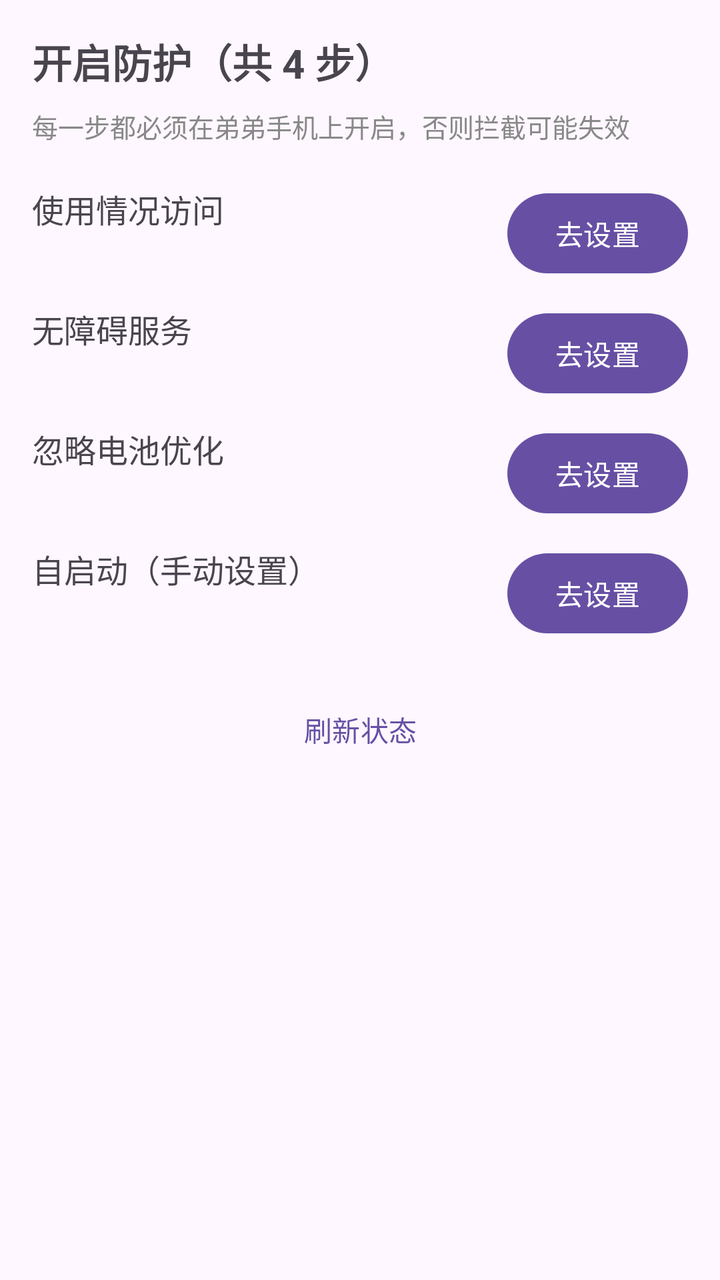
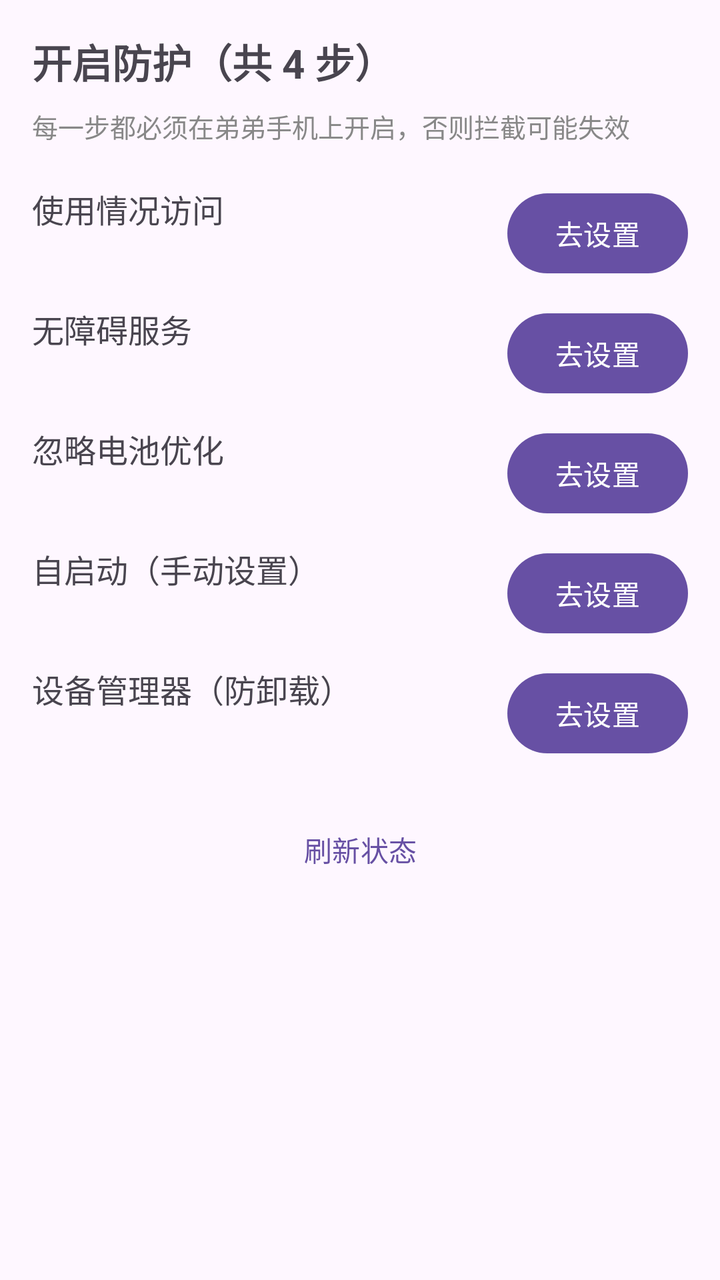

Screens rendered from an Android XML layout before and after an edit, with the pre-edit source and the edit as a unified diff.
<!-- AndroidManifest.xml: application theme Theme.PhoneGuard -->
<!-- res/layout/activity_guide.xml -->
<?xml version="1.0" encoding="utf-8"?>
<ScrollView xmlns:android="http://schemas.android.com/apk/res/android"
    android:layout_width="match_parent"
    android:layout_height="match_parent">

    <LinearLayout
        android:layout_width="match_parent"
        android:layout_height="wrap_content"
        android:orientation="vertical"
        android:padding="16dp">

        <TextView
            android:layout_width="wrap_content"
            android:layout_height="wrap_content"
            android:text="@string/guide_title"
            android:textSize="20sp"
            android:textStyle="bold" />

        <TextView
            android:layout_width="match_parent"
            android:layout_height="wrap_content"
            android:layout_marginTop="8dp"
            android:text="@string/guide_subtitle"
            android:textSize="13sp"
            android:textColor="#888888" />

        
        <LinearLayout
            android:layout_width="match_parent"
            android:layout_height="wrap_content"
            android:layout_marginTop="20dp"
            android:orientation="horizontal">

            <LinearLayout
                android:layout_width="0dp"
                android:layout_height="wrap_content"
                android:layout_weight="1"
                android:orientation="vertical">

                <TextView
                    android:layout_width="wrap_content"
                    android:layout_height="wrap_content"
                    android:text="@string/guide_usage"
                    android:textSize="16sp" />

                <TextView
                    android:id="@+id/tvUsage"
                    android:layout_width="wrap_content"
                    android:layout_height="wrap_content"
                    android:textSize="13sp" />
            </LinearLayout>

            <com.google.android.material.button.MaterialButton
                android:id="@+id/btnUsage"
                android:layout_width="wrap_content"
                android:layout_height="wrap_content"
                android:text="@string/guide_go" />
        </LinearLayout>

        
        <LinearLayout
            android:layout_width="match_parent"
            android:layout_height="wrap_content"
            android:layout_marginTop="12dp"
            android:orientation="horizontal">

            <LinearLayout
                android:layout_width="0dp"
                android:layout_height="wrap_content"
                android:layout_weight="1"
                android:orientation="vertical">

                <TextView
                    android:layout_width="wrap_content"
                    android:layout_height="wrap_content"
                    android:text="@string/guide_accessibility"
                    android:textSize="16sp" />

                <TextView
                    android:id="@+id/tvAccessibility"
                    android:layout_width="wrap_content"
                    android:layout_height="wrap_content"
                    android:textSize="13sp" />
            </LinearLayout>

            <com.google.android.material.button.MaterialButton
                android:id="@+id/btnAccessibility"
                android:layout_width="wrap_content"
                android:layout_height="wrap_content"
                android:text="@string/guide_go" />
        </LinearLayout>

        
        <LinearLayout
            android:layout_width="match_parent"
            android:layout_height="wrap_content"
            android:layout_marginTop="12dp"
            android:orientation="horizontal">

            <LinearLayout
                android:layout_width="0dp"
                android:layout_height="wrap_content"
                android:layout_weight="1"
                android:orientation="vertical">

                <TextView
                    android:layout_width="wrap_content"
                    android:layout_height="wrap_content"
                    android:text="@string/guide_battery"
                    android:textSize="16sp" />

                <TextView
                    android:id="@+id/tvBattery"
                    android:layout_width="wrap_content"
                    android:layout_height="wrap_content"
                    android:textSize="13sp" />
            </LinearLayout>

            <com.google.android.material.button.MaterialButton
                android:id="@+id/btnBattery"
                android:layout_width="wrap_content"
                android:layout_height="wrap_content"
                android:text="@string/guide_go" />
        </LinearLayout>

        
        <LinearLayout
            android:layout_width="match_parent"
            android:layout_height="wrap_content"
            android:layout_marginTop="12dp"
            android:orientation="horizontal">

            <LinearLayout
                android:layout_width="0dp"
                android:layout_height="wrap_content"
                android:layout_weight="1"
                android:orientation="vertical">

                <TextView
                    android:layout_width="wrap_content"
                    android:layout_height="wrap_content"
                    android:text="@string/guide_autostart"
                    android:textSize="16sp" />

                <TextView
                    android:id="@+id/tvAutostart"
                    android:layout_width="wrap_content"
                    android:layout_height="wrap_content"
                    android:textSize="13sp" />
            </LinearLayout>

            <com.google.android.material.button.MaterialButton
                android:id="@+id/btnAutostart"
                android:layout_width="wrap_content"
                android:layout_height="wrap_content"
                android:text="@string/guide_go" />
        </LinearLayout>

        <com.google.android.material.button.MaterialButton
            android:id="@+id/btnRefreshGuide"
            style="@style/Widget.Material3.Button.TextButton"
            android:layout_width="match_parent"
            android:layout_height="wrap_content"
            android:layout_marginTop="20dp"
            android:text="@string/guide_refresh" />
    </LinearLayout>
</ScrollView>
<!-- resources referenced by this layout -->
<resources>
  <string name="guide_accessibility">无障碍服务</string>
  <string name="guide_autostart">自启动（手动设置）</string>
  <string name="guide_battery">忽略电池优化</string>
  <string name="guide_go">去设置</string>
  <string name="guide_refresh">刷新状态</string>
  <string name="guide_subtitle">每一步都必须在弟弟手机上开启，否则拦截可能失效</string>
  <string name="guide_title">开启防护（共 4 步）</string>
  <string name="guide_usage">使用情况访问</string>
  <style name="Theme.PhoneGuard" parent="Theme.Material3.DayNight.NoActionBar" />
</resources>

<!-- the commit's change to res/layout/activity_guide.xml (unified diff, before → after) -->
@@ -156,6 +156,39 @@
                 android:text="@string/guide_go" />
         </LinearLayout>
 
+        
+        <LinearLayout
+            android:layout_width="match_parent"
+            android:layout_height="wrap_content"
+            android:layout_marginTop="12dp"
+            android:orientation="horizontal">
+
+            <LinearLayout
+                android:layout_width="0dp"
+                android:layout_height="wrap_content"
+                android:layout_weight="1"
+                android:orientation="vertical">
+
+                <TextView
+                    android:layout_width="wrap_content"
+                    android:layout_height="wrap_content"
+                    android:text="@string/guide_admin"
+                    android:textSize="16sp" />
+
+                <TextView
+                    android:id="@+id/tvAdmin"
+                    android:layout_width="wrap_content"
+                    android:layout_height="wrap_content"
+                    android:textSize="13sp" />
+            </LinearLayout>
+
+            <com.google.android.material.button.MaterialButton
+                android:id="@+id/btnAdmin"
+                android:layout_width="wrap_content"
+                android:layout_height="wrap_content"
+                android:text="@string/guide_go" />
+        </LinearLayout>
+
         <com.google.android.material.button.MaterialButton
             android:id="@+id/btnRefreshGuide"
             style="@style/Widget.Material3.Button.TextButton"
<!-- resource entries referenced after the edit -->
@@ -1,6 +1,7 @@
 <!-- resources referenced by this layout -->
 <resources>
   <string name="guide_accessibility">无障碍服务</string>
+  <string name="guide_admin">设备管理器（防卸载）</string>
   <string name="guide_autostart">自启动（手动设置）</string>
   <string name="guide_battery">忽略电池优化</string>
   <string name="guide_go">去设置</string>
